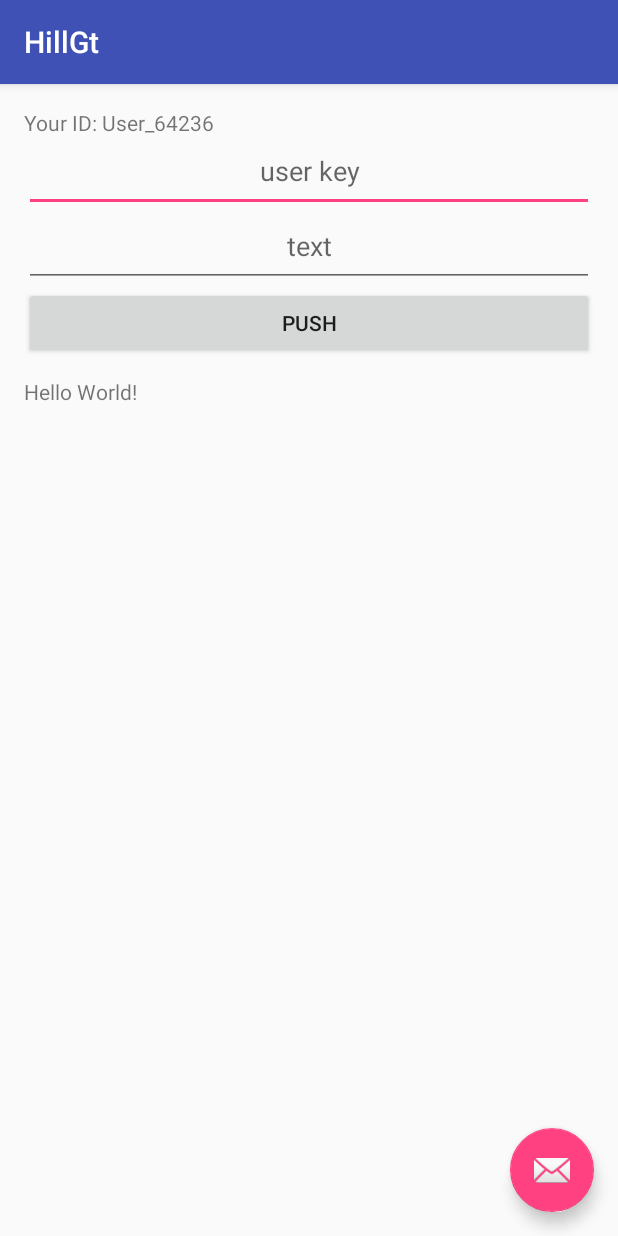
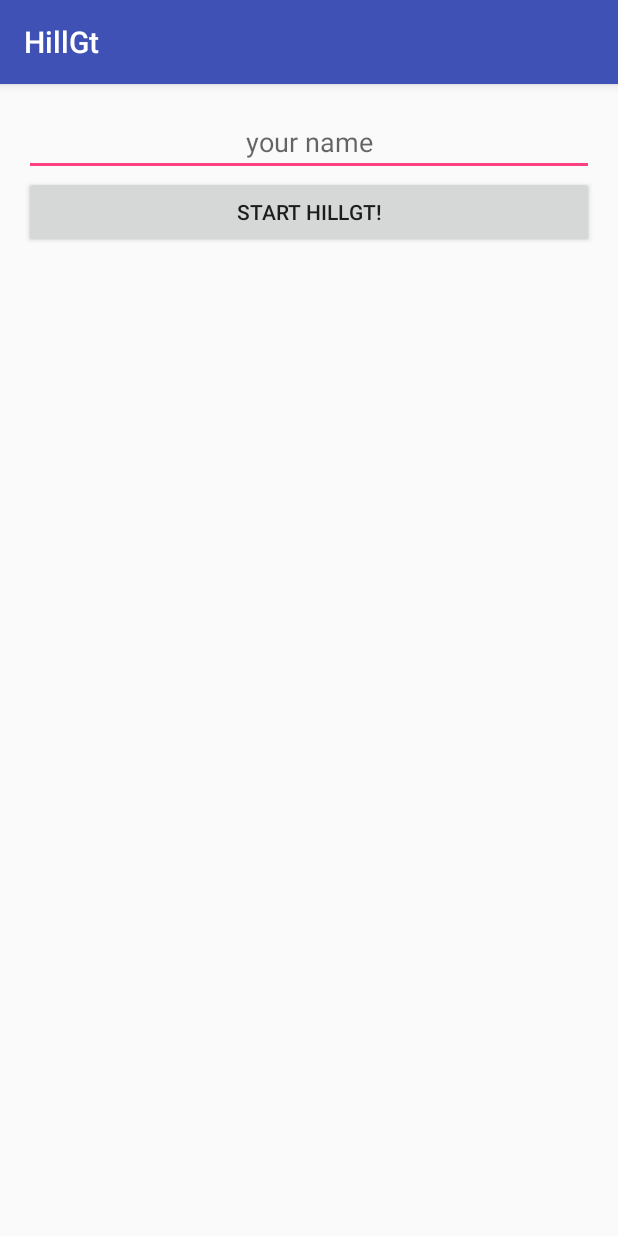
Before and after one commit to kyeong55/HillGt, an Android app: the screen it shows after launch (MainActivity before the commit, WelcomeActivity after it), on a phone screen of 412 x 824 dp. Run offline under Robolectric (Android 15) with nearby library versions, the phone set to English and light mode, and no system bars.

Commit message:
Implemented user list & login

```diff
--- a/app/src/main/AndroidManifest.xml
+++ b/app/src/main/AndroidManifest.xml
@@ -14,14 +14,16 @@
             android:name=".MainActivity"
             android:label="@string/app_name"
             android:theme="@style/AppTheme.NoActionBar">
+
+        </activity>
+        <activity android:name=".DispatchActivity" >
             <intent-filter>
                 <action android:name="android.intent.action.MAIN" />
 
                 <category android:name="android.intent.category.LAUNCHER" />
             </intent-filter>
         </activity>
-        <activity android:name=".DispatchActivity" />
-        <activity android:name=".LoginActivity"></activity>
+        <activity android:name=".WelcomeActivity"></activity>
     </application>
 
 </manifest>
--- a/app/src/main/java/com/example/taegyeong/hillgt/DispatchActivity.java
+++ b/app/src/main/java/com/example/taegyeong/hillgt/DispatchActivity.java
@@ -1,5 +1,6 @@
 package com.example.taegyeong.hillgt;
 
+import android.content.Intent;
 import android.content.SharedPreferences;
 import android.support.v7.app.AppCompatActivity;
 import android.os.Bundle;
@@ -12,31 +13,29 @@ public class DispatchActivity extends AppCompatActivity {
     private final String PREFS_KEY_USERID = "hillgt_userid";
     private final String PREFS_KEY_USERNAME = "hillgt_username";
 
-    private String userID;
-    private String userName;
 
     @Override
     protected void onCreate(Bundle savedInstanceState) {
         super.onCreate(savedInstanceState);
         setContentView(R.layout.activity_dispatch);
+        setupUser();
     }
 
     private void setupUser() {
-        SharedPreferences prefs = getApplication().getSharedPreferences("ChatPrefs", 0);
-        userID = prefs.getString(PREFS_KEY_USERID, null);
-        userName = prefs.getString(PREFS_KEY_USERNAME, null);
-        if (userID == null) {
-            Random r = new Random();
-            // Assign a random user name if we don't have one saved.
-            userID = "User_" + r.nextInt(100000);
-            prefs.edit().putString(PREFS_KEY_USERID, userID).commit();
+        SharedPreferences prefs = getApplication().getSharedPreferences("HillGtPrefs", 0);
+        String userID = prefs.getString(PREFS_KEY_USERID, null);
+        String userName = prefs.getString(PREFS_KEY_USERNAME, null);
+        if ((userID == null)||(userName == null)) {
+            Intent intent = new Intent(this, WelcomeActivity.class);
+            intent.addFlags(Intent.FLAG_ACTIVITY_CLEAR_TASK | Intent.FLAG_ACTIVITY_NEW_TASK);
+            startActivity(intent);
         }
-        if (userName == null) {
-
+        else {
+            Intent intent = new Intent(this, MainActivity.class);
+            intent.addFlags(Intent.FLAG_ACTIVITY_CLEAR_TASK | Intent.FLAG_ACTIVITY_NEW_TASK);
+            intent.putExtra("user_id",userID);
+            intent.putExtra("user_name",userName);
+            startActivity(intent);
         }
-
-        TextView idText = (TextView) findViewById(R.id.user_id);
-        assert idText != null;
-        idText.setText("Your ID: "+ userID);
     }
 }
--- a/app/src/main/java/com/example/taegyeong/hillgt/MainActivity.java
+++ b/app/src/main/java/com/example/taegyeong/hillgt/MainActivity.java
@@ -1,10 +1,8 @@
 package com.example.taegyeong.hillgt;
 
-import android.content.SharedPreferences;
 import android.os.Bundle;
 import android.support.v7.app.AppCompatActivity;
 import android.support.v7.widget.Toolbar;
-import android.util.Log;
 import android.view.View;
 import android.widget.Button;
 import android.widget.EditText;
@@ -16,9 +14,8 @@ import com.firebase.client.Firebase;
 import com.firebase.client.FirebaseError;
 import com.firebase.client.ValueEventListener;
 
-import java.util.ArrayList;
-import java.util.List;
-import java.util.Random;
+import java.util.HashMap;
+import java.util.Map;
 
 public class MainActivity extends AppCompatActivity {
 
@@ -29,8 +26,8 @@ public class MainActivity extends AppCompatActivity {
     private String userID;
     private String userName;
     private int readLength;
-    private List<String> userList;
-    private Firebase mFirebaseRef;
+    private Map<String,String> userList;
+    private Firebase rootRef;
     private ValueEventListener mConnectedListener;
 
     @Override
@@ -41,23 +38,25 @@ public class MainActivity extends AppCompatActivity {
         setSupportActionBar(toolbar);
 
         Firebase.setAndroidContext(this);
+        rootRef = new Firebase(FIREBASE_URL);
 
-        setupUser();
-
-        mFirebaseRef = new Firebase(FIREBASE_URL);
+        userID = getIntent().getStringExtra("user_id");
+        userName = getIntent().getStringExtra("user_name");
+        TextView idText = (TextView) findViewById(R.id.user_id);
+        assert idText != null;
+        idText.setText("Your ID: "+ userID);
 
         final TextView msgText = (TextView) findViewById(R.id.msg);
 
         assert msgText != null;
-        mFirebaseRef.child(userID).addValueEventListener(new ValueEventListener() {
-            @Override
-            public void onDataChange(DataSnapshot snapshot) {
-//                System.out.println(snapshot.getValue());  //prints "Do you have data? You'll love Firebase."
-                if (snapshot.getValue() != null)
-                    msgText.setText(snapshot.getValue().toString());
-            }
-            @Override public void onCancelled(FirebaseError error) { }
-        });
+//        rootRef.child(userID).addValueEventListener(new ValueEventListener() {
+//            @Override
+//            public void onDataChange(DataSnapshot snapshot) {
+//                if (snapshot.getValue() != null)
+//                    msgText.setText(snapshot.getValue().toString());
+//            }
+//            @Override public void onCancelled(FirebaseError error) { }
+//        });
 
         Button sendButton = (Button) findViewById(R.id.send_button);
         final EditText targetId = (EditText) findViewById(R.id.to_id);
@@ -76,7 +75,7 @@ public class MainActivity extends AppCompatActivity {
     }
 
     public void writeMsg(String id,String msg){
-        mFirebaseRef.child(id).setValue(msg);
+        rootRef.child(id).setValue(msg);
     }
 
 //    @Override
@@ -104,7 +103,7 @@ public class MainActivity extends AppCompatActivity {
     @Override
     public void onStart(){
         super.onStart();
-        mConnectedListener = mFirebaseRef.getRoot().child(".info/connected").addValueEventListener(new ValueEventListener() {
+        mConnectedListener = rootRef.getRoot().child(".info/connected").addValueEventListener(new ValueEventListener() {
             @Override
             public void onDataChange(DataSnapshot dataSnapshot) {
                 boolean connected = (Boolean) dataSnapshot.getValue();
@@ -126,54 +125,37 @@ public class MainActivity extends AppCompatActivity {
     @Override
     public void onStop() {
         super.onStop();
-        mFirebaseRef.getRoot().child(".info/connected").removeEventListener(mConnectedListener);
-    }
-
-    private void setupUser() {
-        SharedPreferences prefs = getApplication().getSharedPreferences("ChatPrefs", 0);
-        userID = prefs.getString(PREFS_KEY_USERID, null);
-        readLength = prefs.getInt(PREFS_KEY_READLENGTH,-1);
-        if (userID == null) {
-            Random r = new Random();
-            // Assign a random user name if we don't have one saved.
-            userID = "User_" + r.nextInt(100000);
-            prefs.edit().putString(PREFS_KEY_USERID, userID).commit();
-        }
-        if (readLength < 0) {
-            readLength = 0;
-            prefs.edit().putInt(PREFS_KEY_READLENGTH,0).commit();
-        }
-
-        TextView idText = (TextView) findViewById(R.id.user_id);
-        assert idText != null;
-        idText.setText("Your ID: "+ userID);
+        rootRef.getRoot().child(".info/connected").removeEventListener(mConnectedListener);
     }
 
     public void getUserList(){
-        final String userListKey = "userIdList";
-        Firebase firebaseUserList = mFirebaseRef.child(userListKey);
+        final String userListKey = "UserList";
+        final Firebase userListRef = rootRef.child(userListKey);
 
-        firebaseUserList.addListenerForSingleValueEvent(new ValueEventListener() {
+        userListRef.addListenerForSingleValueEvent(new ValueEventListener() {
             @Override
             public void onDataChange(DataSnapshot dataSnapshot) {
 //                Log.w("debugging", dataSnapshot.toString());
 //                Log.w("debugging", dataSnapshot.getValue().toString());
-                userList = (List<String>) dataSnapshot.getValue();
+                userList = (HashMap) dataSnapshot.getValue();
                 if(userList == null) {
-                    userList = new ArrayList<>();
-                    userList.add(userID);
-                    mFirebaseRef.child(userListKey).setValue(userList);
+                    userListRef.setValue(userList);
+                    Map<String, String> newUser = new HashMap<>();
+                    newUser.put(userID,userName);
+                    userListRef.setValue(newUser);
                 }
-                else if (userList.indexOf(userID) < 0) {
-                    userList.add(userID);
-                    mFirebaseRef.child(userListKey).setValue(userList);
+                else if (!userList.containsKey(userID)) {
+                    Map<String, String> newUser = new HashMap<>();
+                    newUser.put(userID,userName);
+                    userListRef.setValue(newUser);
                 }
             }
-
             @Override
-            public void onCancelled(FirebaseError firebaseError) {
-
-            }
+            public void onCancelled(FirebaseError firebaseError) {}
         });
     }
+
+    public void hillgt(String targetUser){
+        rootRef.child(targetUser).push().setValue("hillgt");
+    }
 }
--- /dev/null
+++ b/app/src/main/java/com/example/taegyeong/hillgt/WelcomeActivity.java
@@ -0,0 +1,58 @@
+package com.example.taegyeong.hillgt;
+
+import android.content.Intent;
+import android.content.SharedPreferences;
+import android.support.design.widget.Snackbar;
+import android.support.v7.app.AppCompatActivity;
+import android.os.Bundle;
+import android.view.View;
+import android.widget.Button;
+import android.widget.EditText;
+
+import java.util.Random;
+
+public class WelcomeActivity extends AppCompatActivity {
+
+    private final String PREFS_KEY_USERID = "hillgt_userid";
+    private final String PREFS_KEY_USERNAME = "hillgt_username";
+
+    @Override
+    protected void onCreate(Bundle savedInstanceState) {
+        super.onCreate(savedInstanceState);
+        setContentView(R.layout.activity_welcome);
+
+        final EditText userNameText = (EditText) findViewById(R.id.welcome_name);
+        Button startButton = (Button) findViewById(R.id.welcome_button);
+
+        assert userNameText != null;
+        assert startButton != null;
+
+        startButton.setOnClickListener(new View.OnClickListener() {
+            @Override
+            public void onClick(View v) {
+                signUp(userNameText.getText().toString());
+            }
+        });
+    }
+
+    private void signUp(String userName){
+        if (userName == null)
+            Snackbar.make(findViewById(R.id.welcome_view), "Type your name for HillGt!", Snackbar.LENGTH_LONG)
+                        .setAction("Action", null).show();
+        else if (userName.length() == 0)
+            Snackbar.make(findViewById(R.id.welcome_view), "Type your name for HillGt!", Snackbar.LENGTH_LONG)
+                    .setAction("Action", null).show();
+        else {
+            Random r = new Random();
+            String userID = "User_"+r.nextInt(100000);
+            SharedPreferences prefs = getApplication().getSharedPreferences("HillGtPrefs", 0);
+            prefs.edit().putString(PREFS_KEY_USERID, userID).commit();
+            prefs.edit().putString(PREFS_KEY_USERNAME, userName).commit();
+            Intent intent = new Intent(this, MainActivity.class);
+            intent.addFlags(Intent.FLAG_ACTIVITY_CLEAR_TASK | Intent.FLAG_ACTIVITY_NEW_TASK);
+            intent.putExtra("user_id", userID);
+            intent.putExtra("user_name", userName);
+            startActivity(intent);
+        }
+    }
+}
--- /dev/null
+++ b/app/src/main/res/layout/activity_welcome.xml
@@ -0,0 +1,27 @@
+<?xml version="1.0" encoding="utf-8"?>
+<LinearLayout xmlns:android="http://schemas.android.com/apk/res/android"
+    xmlns:tools="http://schemas.android.com/tools"
+    android:layout_width="match_parent"
+    android:layout_height="match_parent"
+    android:paddingBottom="@dimen/activity_vertical_margin"
+    android:paddingLeft="@dimen/activity_horizontal_margin"
+    android:paddingRight="@dimen/activity_horizontal_margin"
+    android:paddingTop="@dimen/activity_vertical_margin"
+    tools:context=".WelcomeActivity"
+    android:orientation="vertical"
+    android:id="@+id/welcome_view">
+
+    <EditText
+        android:id="@+id/welcome_name"
+        android:layout_width="match_parent"
+        android:layout_height="wrap_content"
+        android:hint="your name"
+        android:gravity="center"/>
+
+    <Button
+        android:id="@+id/welcome_button"
+        android:layout_width="match_parent"
+        android:layout_height="wrap_content"
+        android:text="Start HillGt!"/>
+
+</LinearLayout>
```
Also changed, not shown: app/src/main/java/com/example/taegyeong/hillgt/LoginActivity.java (deleted, +0 -13 lines), app/src/main/java/com/example/taegyeong/hillgt/NunchiService.java (added, +7 -0 lines), app/src/main/res/layout/activity_login.xml (deleted, +0 -12 lines).
